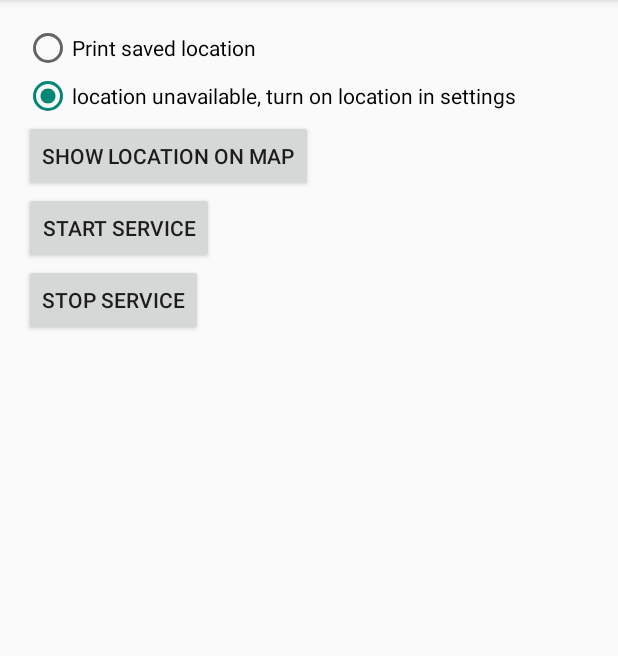
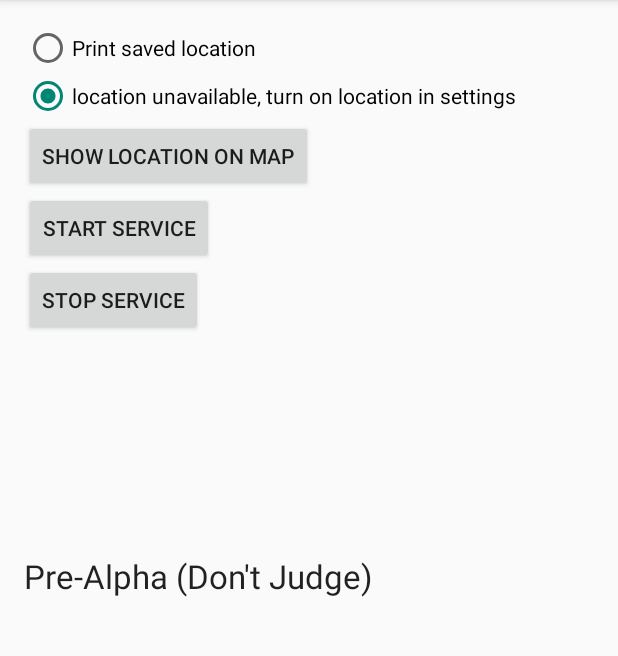
Before and after one commit to grclaeys/LocayytionsCommands, an Android app: the screen it shows after launch (MainActivity), after a tap on "Store location to mute at", on a phone screen of 412 x 824 dp, the part 84-740 px from its top. Run offline under Robolectric (Android 15) with nearby library versions, the phone set to English and light mode, and no system bars.

Commit message:
demo code
demo purposes only "It's revolutionary"

```diff
--- a/app/src/main/java/com/example/claegar16/locayytionscommands/MainActivity.java
+++ b/app/src/main/java/com/example/claegar16/locayytionscommands/MainActivity.java
@@ -3,6 +3,7 @@ package com.example.claegar16.locayytionscommands;
 import android.content.Context;
 import android.content.Intent;
 import android.content.SharedPreferences;
+import android.media.AudioManager;
 import android.media.MediaPlayer;
 import android.support.v7.app.AppCompatActivity;
 import android.os.Bundle;
@@ -34,7 +35,8 @@ public class MainActivity extends AppCompatActivity implements
     public double lmaoLong;
     public long savedLat;
     public long savedLong;
-
+    public double issyLat = 47.85223;
+    public double issyLong = 122.0288;
     public Location myLocation;
 
 
@@ -175,8 +177,6 @@ public class MainActivity extends AppCompatActivity implements
         editor.putLong(LAT_KEY, savedLat);
         editor.commit();
 
-
-
         Toast.makeText(getApplicationContext(), "Click", Toast.LENGTH_SHORT).show();
         TextView radioButton2 = (TextView) findViewById(R.id.radioButton2);
 
@@ -185,6 +185,9 @@ public class MainActivity extends AppCompatActivity implements
 
         } else
             radioButton2.setText(ayyLat + " " + lmaoLong);
+             AudioManager audioManager = (AudioManager) context.getSystemService(Context.AUDIO_SERVICE);
+             audioManager.setRingerMode(AudioManager.RINGER_MODE_VIBRATE);
+            //turn sound off, vibrate on
     }
 
     public LatLng getSavedLocation (Context context) {
--- a/app/src/main/res/layout/activity_main.xml
+++ b/app/src/main/res/layout/activity_main.xml
@@ -62,7 +62,17 @@
         android:layout_alignLeft="@+id/button2"
         android:layout_alignStart="@+id/button2"
         android:onClick="stopService"
-        /><![CDATA[
+        />
+
+    <TextView
+        android:layout_width="wrap_content"
+        android:layout_height="wrap_content"
+        android:textAppearance="?android:attr/textAppearanceLarge"
+        android:text="Pre-Alpha (Don&apos;t Judge)"
+        android:id="@+id/textView"
+        android:layout_centerVertical="true"
+        android:layout_alignParentLeft="true"
+        android:layout_alignParentStart="true" /><![CDATA[
 
 
 
```
Also changed, not shown: app/src/main/java/com/example/claegar16/locayytionscommands/ProximityService.java (+0 -18 lines).
